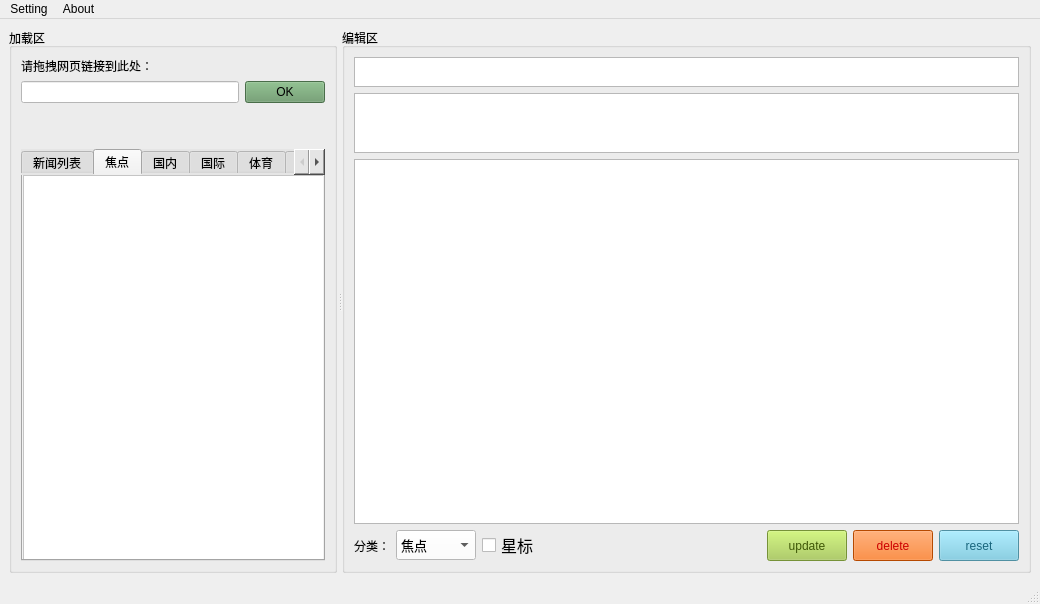
Qt form news1.ui (youzipi/news-desktop) before a commit.
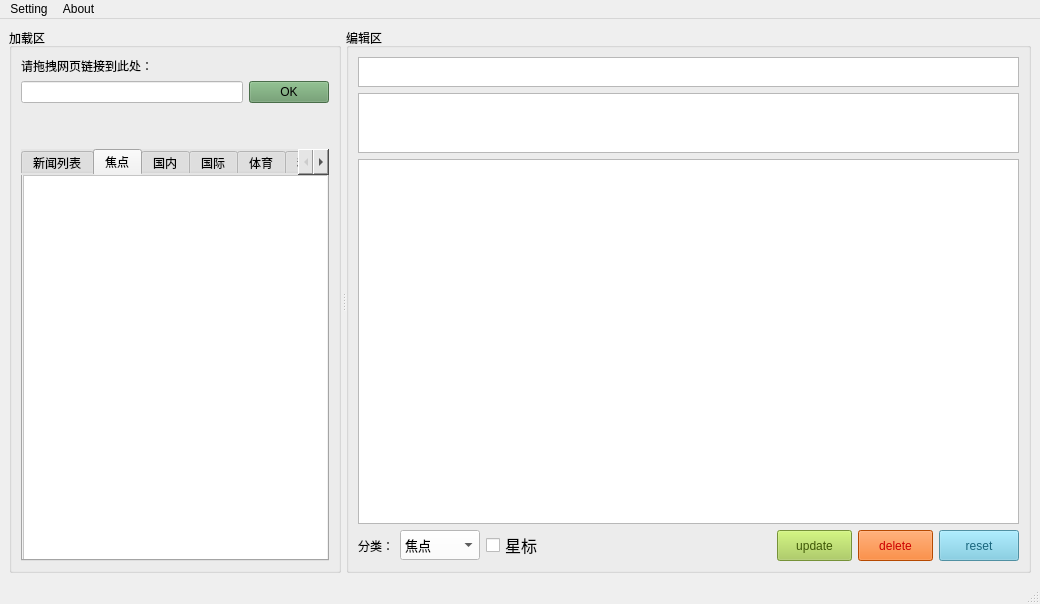
The same form after that commit.

Commit message: fix 图片存储路径为中文时无法识别

What changed in the file:
```diff
--- a/news1.ui
+++ b/news1.ui
@@ -582,6 +582,8 @@
                <string notr="true">color: #3e5706;
 background: #a5cd4e;
 font: 15pt &quot;Arial&quot;;
+padding:5px 0;
+
    </string>
               </property>
               <property name="text">
@@ -607,6 +609,7 @@
                <string notr="true">color:#CC0000;
 background:#FF6600;
 font: 15pt &quot;Arial&quot;;
+padding:5px 0;
 </string>
               </property>
               <property name="text">
```
Left out of the diff: 1 changed line with no effect on the pictures. The commit also changes 1 other file.
